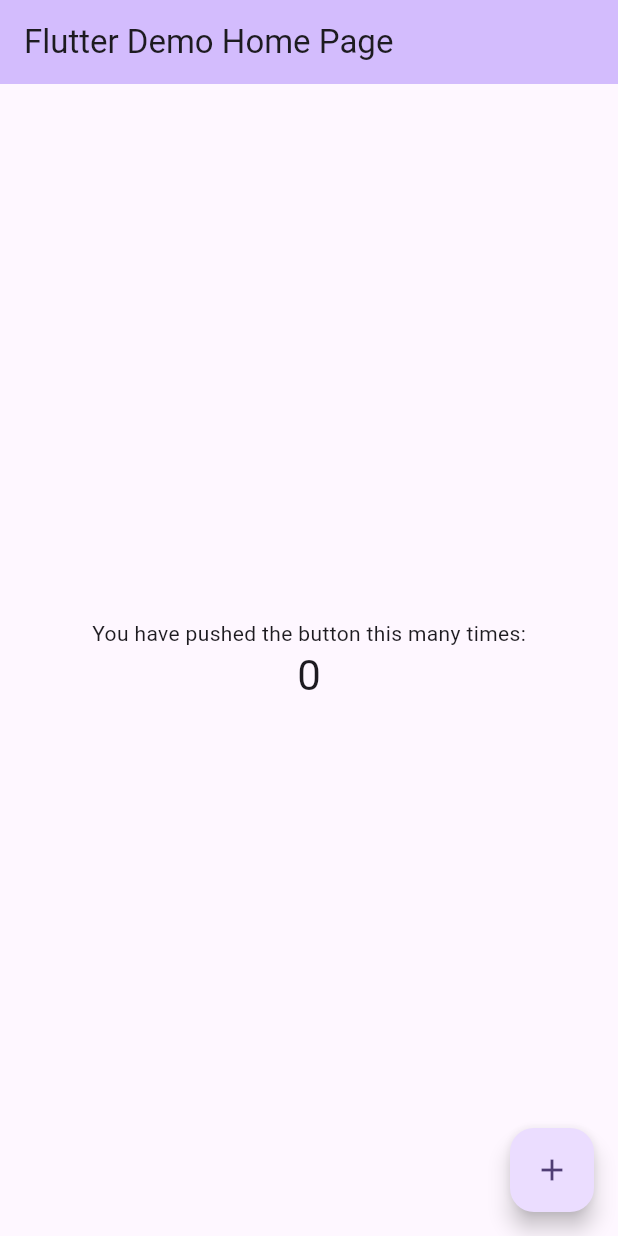
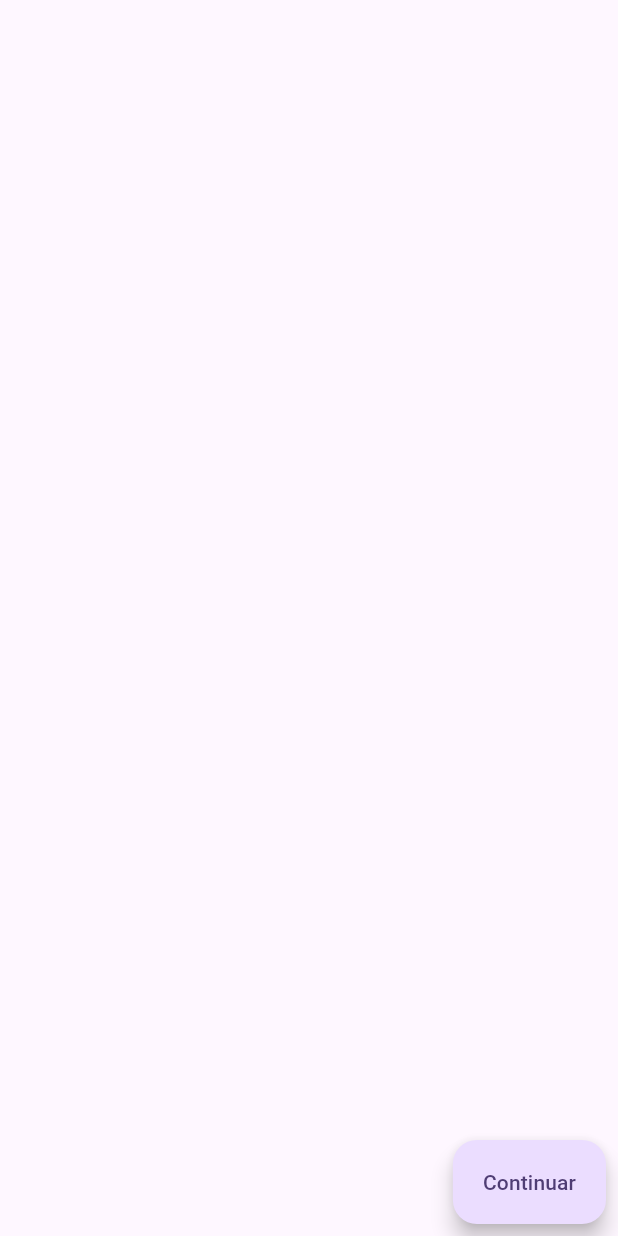
Before and after one commit to Fez248/BitsPerLaMarato, a Flutter app: the screen it shows after launch, on a phone screen of 412 x 824 dp. Run offline on Flutter 3.47's test engine with Material 3 defaults, Android fonts, the phone set to English and light mode, and no system bars; our stand-ins replace firebase_core; accounts and stored records are empty.

Commit message:
added continuar button

```diff
--- /dev/null
+++ b/Dracula/lib/login-sign-up/lsPage.dart
@@ -0,0 +1,139 @@
+import 'package:flutter/material.dart';
+
+class loginSignUp extends StatefulWidget {
+    const loginSignUp({super.key, required this.title}); //constructora
+
+    final String title; //titulo de la ventana
+
+    @override
+    State<loginSignUp> createState() => _loginSignUp();
+}
+
+class _loginSignUp extends State<loginSignUp> {
+    //aquí van variables que necesite y funciones auxiliares
+    void goToHome()
+    {
+        Navigator.push(
+            context,
+            MaterialPageRoute(builder: (context) => MyHomePage(title: "prueba")),
+        );
+    }
+
+    @override
+    Widget build (BuildContext context)
+    {
+        return Scaffold(
+            body: Center(
+                child: Column(
+                    mainAxisAlignment: MainAxisAlignment.end,
+                    children: <Widget>[
+                        Row(
+                            mainAxisAlignment: MainAxisAlignment.end,
+                            children: <Widget> [
+                                Padding(
+                                    padding: EdgeInsets.all(8.0),
+                                    child: FloatingActionButton.extended(
+                                        //const SizedBox(width: 16),
+                                        onPressed: goToHome,
+                                        label: Text("Continuar"),
+                                    )
+                                )
+                            ],
+                        )
+                    ]
+                )
+            )
+        );
+    }
+}
+
+
+//----------------DELETE ALL CODE BELOW THIS--------------------
+
+class MyHomePage extends StatefulWidget {
+  const MyHomePage({super.key, required this.title});
+
+  // This widget is the home page of your application. It is stateful, meaning
+  // that it has a State object (defined below) that contains fields that affect
+  // how it looks.
+
+  // This class is the configuration for the state. It holds the values (in this
+  // case the title) provided by the parent (in this case the App widget) and
+  // used by the build method of the State. Fields in a Widget subclass are
+  // always marked "final".
+
+  final String title;
+
+  @override
+  State<MyHomePage> createState() => _MyHomePageState();
+}
+
+class _MyHomePageState extends State<MyHomePage> {
+  int _counter = 0;
+
+  void _incrementCounter() {
+    setState(() {
+      // This call to setState tells the Flutter framework that something has
+      // changed in this State, which causes it to rerun the build method below
+      // so that the display can reflect the updated values. If we changed
+      // _counter without calling setState(), then the build method would not be
+      // called again, and so nothing would appear to happen.
+      _counter++;
+    });
+  }
+
+  @override
+  Widget build(BuildContext context) {
+    // This method is rerun every time setState is called, for instance as done
+    // by the _incrementCounter method above.
+    //
+    // The Flutter framework has been optimized to make rerunning build methods
+    // fast, so that you can just rebuild anything that needs updating rather
+    // than having to individually change instances of widgets.
+    return Scaffold(
+      appBar: AppBar(
+        // TRY THIS: Try changing the color here to a specific color (to
+        // Colors.amber, perhaps?) and trigger a hot reload to see the AppBar
+        // change color while the other colors stay the same.
+        backgroundColor: Theme.of(context).colorScheme.inversePrimary,
+        // Here we take the value from the MyHomePage object that was created by
+        // the App.build method, and use it to set our appbar title.
+        title: Text(widget.title),
+      ),
+      body: Center(
+        // Center is a layout widget. It takes a single child and positions it
+        // in the middle of the parent.
+        child: Column(
+          // Column is also a layout widget. It takes a list of children and
+          // arranges them vertically. By default, it sizes itself to fit its
+          // children horizontally, and tries to be as tall as its parent.
+          //
+          // Column has various properties to control how it sizes itself and
+          // how it positions its children. Here we use mainAxisAlignment to
+          // center the children vertically; the main axis here is the vertical
+          // axis because Columns are vertical (the cross axis would be
+          // horizontal).
+          //
+          // TRY THIS: Invoke "debug painting" (choose the "Toggle Debug Paint"
+          // action in the IDE, or press "p" in the console), to see the
+          // wireframe for each widget.
+          mainAxisAlignment: MainAxisAlignment.center,
+          children: <Widget>[
+            const Text(
+              'You have pushed the button this many times:',
+            ),
+            Text(
+              '$_counter',
+              style: Theme.of(context).textTheme.headlineMedium,
+            ),
+          ],
+        ),
+      ),
+      floatingActionButton: FloatingActionButton(
+        onPressed: _incrementCounter,
+        tooltip: 'Increment',
+        child: const Icon(Icons.add),
+      ), // This trailing comma makes auto-formatting nicer for build methods.
+    );
+  }
+}
--- a/Dracula/lib/main.dart
+++ b/Dracula/lib/main.dart
@@ -1,4 +1,5 @@
 import 'package:flutter/material.dart';
+import '/login-sign-up/lsPage.dart';
 
 void main() {
   runApp(const MyApp());
@@ -31,95 +32,7 @@
         colorScheme: ColorScheme.fromSeed(seedColor: Colors.deepPurple),
         useMaterial3: true,
       ),
-      home: const MyHomePage(title: 'Flutter Demo Home Page'),
+      home: const loginSignUp(title: 'Login or Sign Up'),
     );
   }
 }
-
-class MyHomePage extends StatefulWidget {
-  const MyHomePage({super.key, required this.title});
-
-  // This widget is the home page of your application. It is stateful, meaning
-  // that it has a State object (defined below) that contains fields that affect
-  // how it looks.
-
-  // This class is the configuration for the state. It holds the values (in this
-  // case the title) provided by the parent (in this case the App widget) and
-  // used by the build method of the State. Fields in a Widget subclass are
-  // always marked "final".
-
-  final String title;
-
-  @override
-  State<MyHomePage> createState() => _MyHomePageState();
-}
-
-class _MyHomePageState extends State<MyHomePage> {
-  int _counter = 0;
-
-  void _incrementCounter() {
-    setState(() {
-      // This call to setState tells the Flutter framework that something has
-      // changed in this State, which causes it to rerun the build method below
-      // so that the display can reflect the updated values. If we changed
-      // _counter without calling setState(), then the build method would not be
-      // called again, and so nothing would appear to happen.
-      _counter++;
-    });
-  }
-
-  @override
-  Widget build(BuildContext context) {
-    // This method is rerun every time setState is called, for instance as done
-    // by the _incrementCounter method above.
-    //
-    // The Flutter framework has been optimized to make rerunning build methods
-    // fast, so that you can just rebuild anything that needs updating rather
-    // than having to individually change instances of widgets.
-    return Scaffold(
-      appBar: AppBar(
-        // TRY THIS: Try changing the color here to a specific color (to
-        // Colors.amber, perhaps?) and trigger a hot reload to see the AppBar
-        // change color while the other colors stay the same.
-        backgroundColor: Theme.of(context).colorScheme.inversePrimary,
-        // Here we take the value from the MyHomePage object that was created by
-        // the App.build method, and use it to set our appbar title.
-        title: Text(widget.title),
-      ),
-      body: Center(
-        // Center is a layout widget. It takes a single child and positions it
-        // in the middle of the parent.
-        child: Column(
-          // Column is also a layout widget. It takes a list of children and
-          // arranges them vertically. By default, it sizes itself to fit its
-          // children horizontally, and tries to be as tall as its parent.
-          //
-          // Column has various properties to control how it sizes itself and
-          // how it positions its children. Here we use mainAxisAlignment to
-          // center the children vertically; the main axis here is the vertical
-          // axis because Columns are vertical (the cross axis would be
-          // horizontal).
-          //
-          // TRY THIS: Invoke "debug painting" (choose the "Toggle Debug Paint"
-          // action in the IDE, or press "p" in the console), to see the
-          // wireframe for each widget.
-          mainAxisAlignment: MainAxisAlignment.center,
-          children: <Widget>[
-            const Text(
-              'You have pushed the button this many times:',
-            ),
-            Text(
-              '$_counter',
-              style: Theme.of(context).textTheme.headlineMedium,
-            ),
-          ],
-        ),
-      ),
-      floatingActionButton: FloatingActionButton(
-        onPressed: _incrementCounter,
-        tooltip: 'Increment',
-        child: const Icon(Icons.add),
-      ), // This trailing comma makes auto-formatting nicer for build methods.
-    );
-  }
-}
```
Also changed, not shown: 1 other file.
